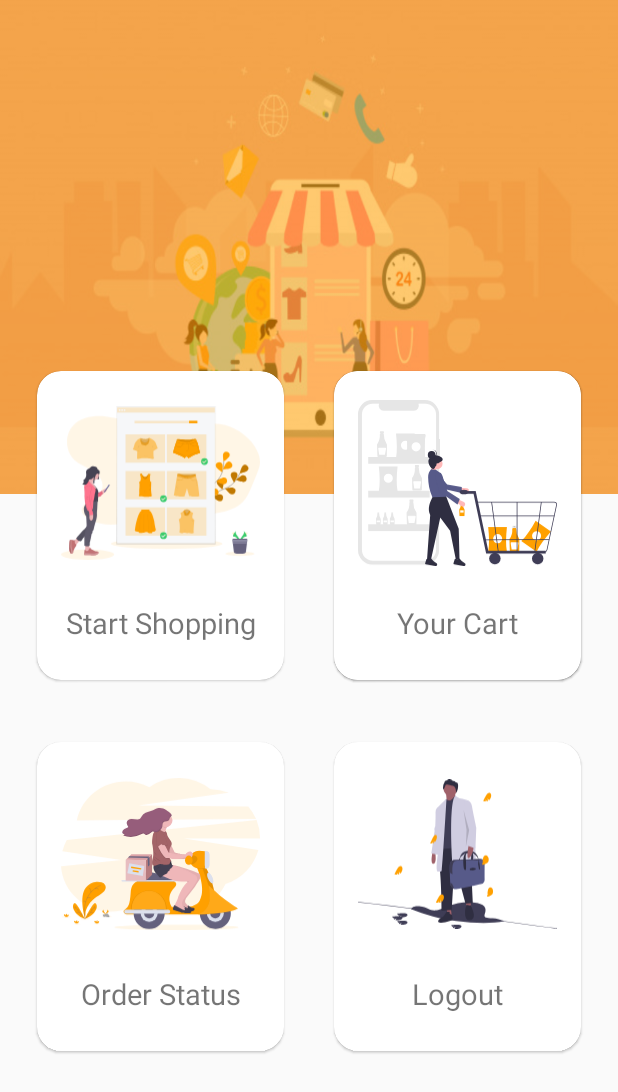
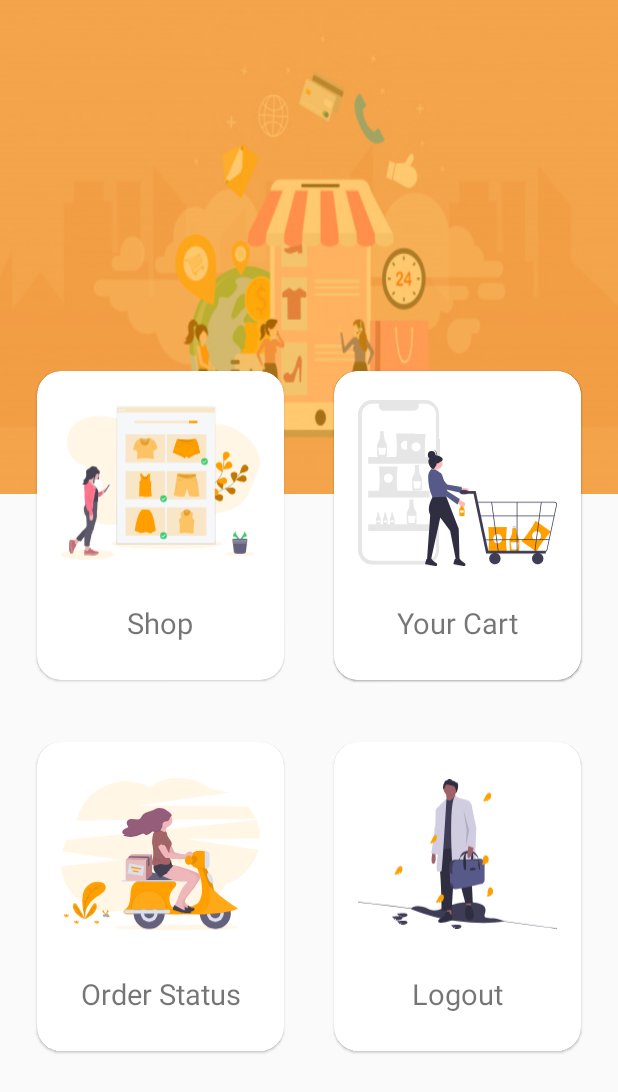
Before and after one commit to wijayaFikri/ThesisIvan, an Android app: the MainActivity screen opened directly, with no data from a screen before it, on a phone screen of 412 x 824 dp. Shown: the top 1092 px of the screen. Run offline under Robolectric (Android 15) with nearby library versions, the phone set to English and light mode, and no system bars; 1 statement that could not run was skipped.

Commit message:
beres secara kasar

```diff
--- a/app/src/main/res/layout/activity_main.xml
+++ b/app/src/main/res/layout/activity_main.xml
@@ -56,7 +56,7 @@
                 android:layout_weight="0.2"
                 android:textSize="19sp"
                 android:gravity="center"
-                android:text="Start Shopping"/>
+                android:text="Shop"/>
             <View
                 android:layout_width="match_parent"
                 android:layout_height="0dp"
```
